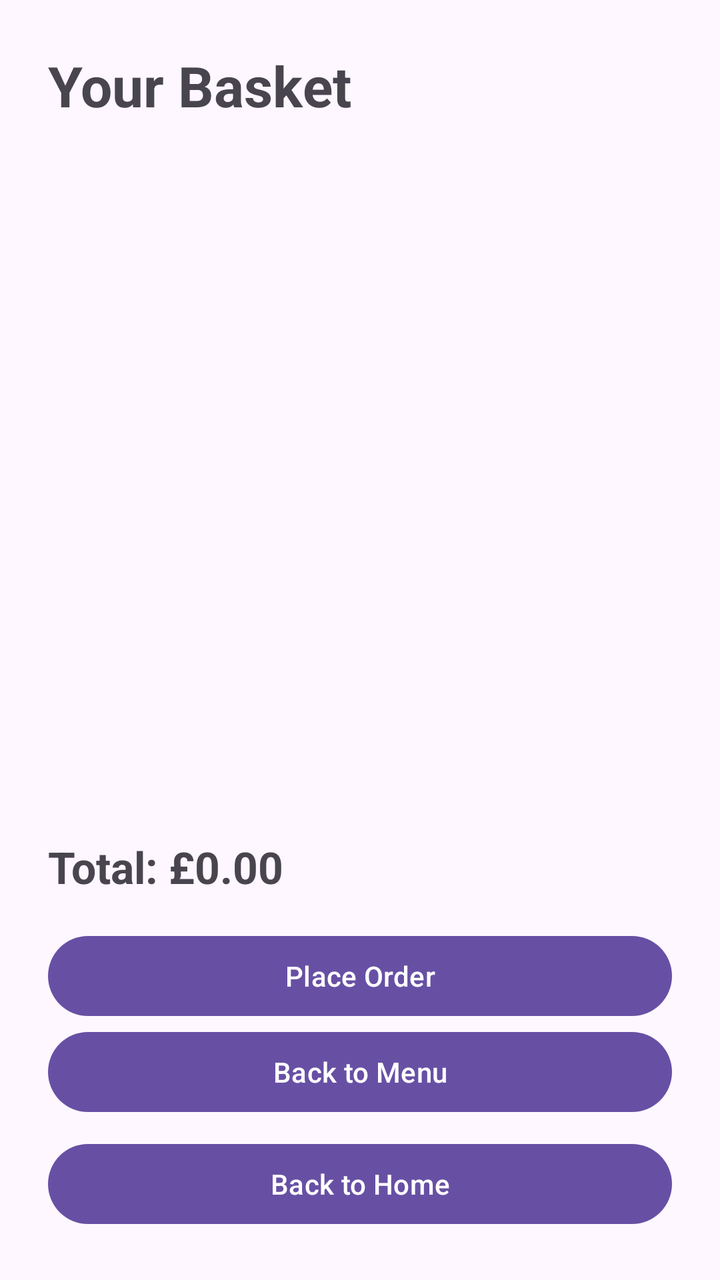
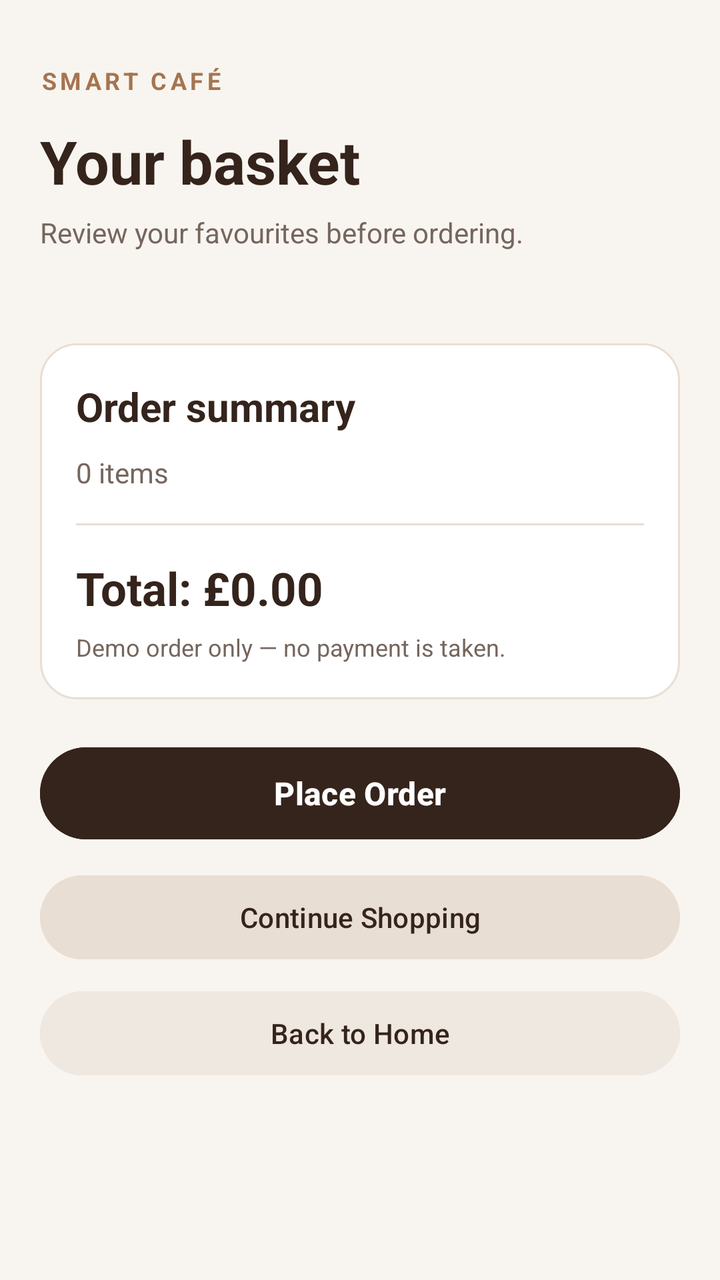

Before-and-after screenshots of an Android layout around one commit, followed by the original layout XML and the change that was made.
<!-- AndroidManifest.xml: application theme Theme.SmartCafeCustomer -->
<!-- res/layout/activity_cart.xml -->
<?xml version="1.0" encoding="utf-8"?>
<LinearLayout
    xmlns:android="http://schemas.android.com/apk/res/android"
    android:id="@+id/main"
    android:layout_width="match_parent"
    android:layout_height="match_parent"
    android:orientation="vertical"
    android:padding="24dp">

    <TextView
        android:layout_width="match_parent"
        android:layout_height="wrap_content"
        android:text="Your Basket"
        android:textSize="28sp"
        android:textStyle="bold"
        android:layout_marginBottom="16dp" />

    <ScrollView
        android:layout_width="match_parent"
        android:layout_height="0dp"
        android:layout_weight="1">

        <LinearLayout
            android:id="@+id/cartContainer"
            android:layout_width="match_parent"
            android:layout_height="wrap_content"
            android:orientation="vertical" />

    </ScrollView>

    <TextView
        android:id="@+id/textCartTotal"
        android:layout_width="match_parent"
        android:layout_height="wrap_content"
        android:text="Total: £0.00"
        android:textSize="22sp"
        android:textStyle="bold"
        android:paddingTop="16dp"
        android:paddingBottom="16dp" />

    <Button
        android:id="@+id/buttonPlaceOrder"
        android:layout_width="match_parent"
        android:layout_height="wrap_content"
        android:minHeight="48dp"
        android:text="Place Order" />

    <Button
        android:id="@+id/buttonBackToMenu"
        android:layout_width="match_parent"
        android:layout_height="wrap_content"
        android:minHeight="48dp"
        android:text="Back to Menu" />

    <Button
        android:id="@+id/buttonBackToHome"
        android:layout_width="match_parent"
        android:layout_height="wrap_content"
        android:minHeight="48dp"
        android:layout_marginTop="8dp"
        android:text="Back to Home" />


</LinearLayout>
<!-- resources referenced by this layout -->
<resources>
  <style name="Theme.SmartCafeCustomer" parent="Base.Theme.SmartCafeCustomer" />
  <style name="Base.Theme.SmartCafeCustomer" parent="Theme.Material3.DayNight.NoActionBar">
          
          
      </style>
</resources>

<!-- the commit's change to res/layout/activity_cart.xml (unified diff, before → after) -->
@@ -1,64 +1,138 @@
 <?xml version="1.0" encoding="utf-8"?>
-<LinearLayout
+<ScrollView
     xmlns:android="http://schemas.android.com/apk/res/android"
     android:id="@+id/main"
     android:layout_width="match_parent"
     android:layout_height="match_parent"
-    android:orientation="vertical"
-    android:padding="24dp">
+    android:background="#F8F5F0"
+    android:fillViewport="true">
 
-    <TextView
+    <LinearLayout
         android:layout_width="match_parent"
         android:layout_height="wrap_content"
-        android:text="Your Basket"
-        android:textSize="28sp"
-        android:textStyle="bold"
-        android:layout_marginBottom="16dp" />
+        android:orientation="vertical"
+        android:padding="20dp">
 
-    <ScrollView
-        android:layout_width="match_parent"
-        android:layout_height="0dp"
-        android:layout_weight="1">
+        
+        <TextView
+            android:layout_width="match_parent"
+            android:layout_height="wrap_content"
+            android:layout_marginTop="12dp"
+            android:text="SMART CAFÉ"
+            android:textColor="#A57550"
+            android:textSize="12sp"
+            android:textStyle="bold"
+            android:letterSpacing="0.15"/>
 
+        <TextView
+            android:layout_width="match_parent"
+            android:layout_height="wrap_content"
+            android:layout_marginTop="12dp"
+            android:text="Your basket"
+            android:textColor="#35241C"
+            android:textSize="30sp"
+            android:textStyle="bold"/>
+
+        <TextView
+            android:id="@+id/subtitleText"
+            android:layout_width="match_parent"
+            android:layout_height="wrap_content"
+            android:layout_marginTop="6dp"
+            android:text="Review your favourites before ordering."
+            android:textColor="#75665E"
+            android:textSize="14sp"/>
+
+        
         <LinearLayout
             android:id="@+id/cartContainer"
             android:layout_width="match_parent"
             android:layout_height="wrap_content"
-            android:orientation="vertical" />
+            android:layout_marginTop="24dp"
+            android:orientation="vertical"/>
 
-    </ScrollView>
+        
+        <LinearLayout
+            android:layout_width="match_parent"
+            android:layout_height="wrap_content"
+            android:layout_marginTop="22dp"
+            android:background="@drawable/bg_menu_card"
+            android:orientation="vertical"
+            android:padding="18dp">
 
-    <TextView
-        android:id="@+id/textCartTotal"
-        android:layout_width="match_parent"
-        android:layout_height="wrap_content"
-        android:text="Total: £0.00"
-        android:textSize="22sp"
-        android:textStyle="bold"
-        android:paddingTop="16dp"
-        android:paddingBottom="16dp" />
+            <TextView
+                android:layout_width="match_parent"
+                android:layout_height="wrap_content"
+                android:text="Order summary"
+                android:textColor="#35241C"
+                android:textSize="20sp"
+                android:textStyle="bold"/>
 
-    <Button
-        android:id="@+id/buttonPlaceOrder"
-        android:layout_width="match_parent"
-        android:layout_height="wrap_content"
-        android:minHeight="48dp"
-        android:text="Place Order" />
+            <TextView
+                android:id="@+id/itemCountText"
+                android:layout_width="match_parent"
+                android:layout_height="wrap_content"
+                android:layout_marginTop="10dp"
+                android:text="0 items"
+                android:textColor="#75665E"
+                android:textSize="14sp"/>
 
-    <Button
-        android:id="@+id/buttonBackToMenu"
-        android:layout_width="match_parent"
-        android:layout_height="wrap_content"
-        android:minHeight="48dp"
-        android:text="Back to Menu" />
+            <View
+                android:layout_width="match_parent"
+                android:layout_height="1dp"
+                android:layout_marginTop="16dp"
+                android:layout_marginBottom="16dp"
+                android:background="#E9DED3"/>
 
-    <Button
-        android:id="@+id/buttonBackToHome"
-        android:layout_width="match_parent"
-        android:layout_height="wrap_content"
-        android:minHeight="48dp"
-        android:layout_marginTop="8dp"
-        android:text="Back to Home" />
+            <TextView
+                android:id="@+id/totalText"
+                android:layout_width="match_parent"
+                android:layout_height="wrap_content"
+                android:text="Total: £0.00"
+                android:textColor="#35241C"
+                android:textSize="23sp"
+                android:textStyle="bold"/>
 
+            <TextView
+                android:layout_width="match_parent"
+                android:layout_height="wrap_content"
+                android:layout_marginTop="6dp"
+                android:text="Demo order only — no payment is taken."
+                android:textColor="#75665E"
+                android:textSize="12sp"/>
+        </LinearLayout>
 
-</LinearLayout>
+        
+        <Button
+            android:id="@+id/buttonPlaceOrder"
+            android:layout_width="match_parent"
+            android:layout_height="54dp"
+            android:layout_marginTop="20dp"
+            android:backgroundTint="#35241C"
+            android:text="Place Order"
+            android:textAllCaps="false"
+            android:textColor="#FFFFFF"
+            android:textSize="16sp"
+            android:textStyle="bold"/>
+
+        <Button
+            android:id="@+id/buttonContinueShopping"
+            android:layout_width="match_parent"
+            android:layout_height="50dp"
+            android:layout_marginTop="10dp"
+            android:backgroundTint="#E9DED3"
+            android:text="Continue Shopping"
+            android:textAllCaps="false"
+            android:textColor="#35241C"/>
+
+        <Button
+            android:id="@+id/buttonBackToHome"
+            android:layout_width="match_parent"
+            android:layout_height="50dp"
+            android:layout_marginTop="8dp"
+            android:backgroundTint="#EFE8E0"
+            android:text="Back to Home"
+            android:textAllCaps="false"
+            android:textColor="#35241C"/>
+
+    </LinearLayout>
+</ScrollView>
<!-- resource entries referenced after the edit -->
@@ -1,5 +1,19 @@
 <!-- resources referenced by this layout -->
 <resources>
+  <!-- drawable bg_menu_card (drawable) -->
+  <?xml version="1.0" encoding="utf-8"?>
+  <shape xmlns:android="http://schemas.android.com/apk/res/android"
+      android:shape="rectangle">
+  
+      <solid android:color="#FFFFFF"/>
+  
+      <corners android:radius="18dp"/>
+  
+      <stroke
+          android:width="1dp"
+          android:color="#E9DED3"/>
+  
+  </shape>
   <style name="Theme.SmartCafeCustomer" parent="Base.Theme.SmartCafeCustomer" />
   <style name="Base.Theme.SmartCafeCustomer" parent="Theme.Material3.DayNight.NoActionBar">
           
